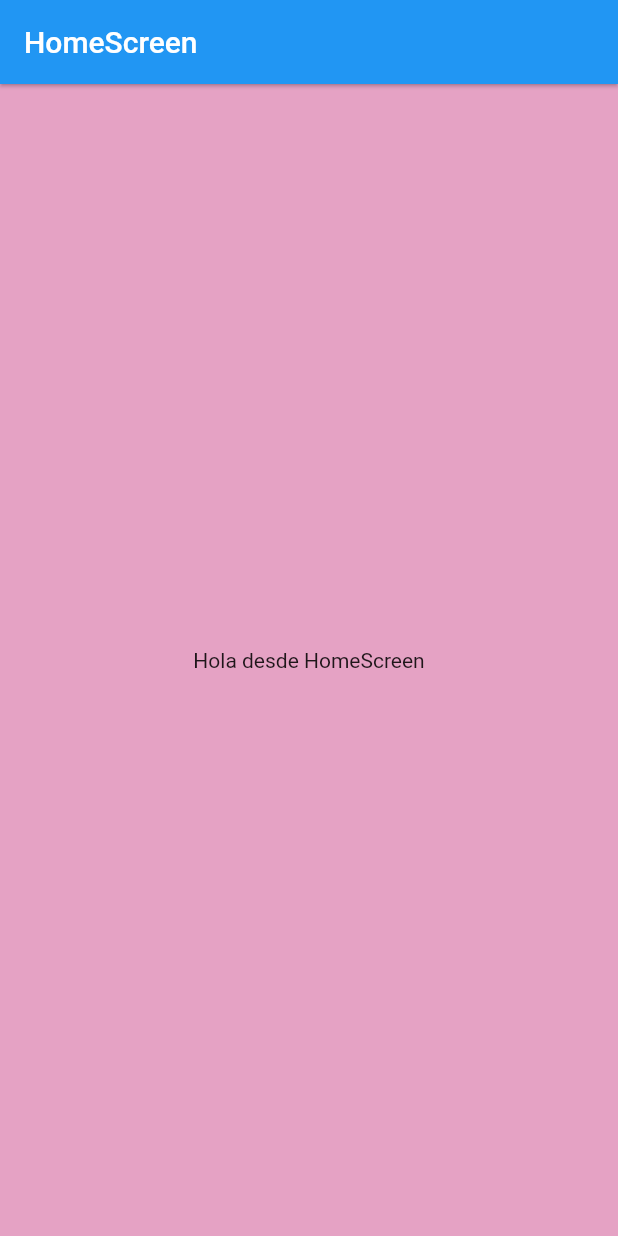
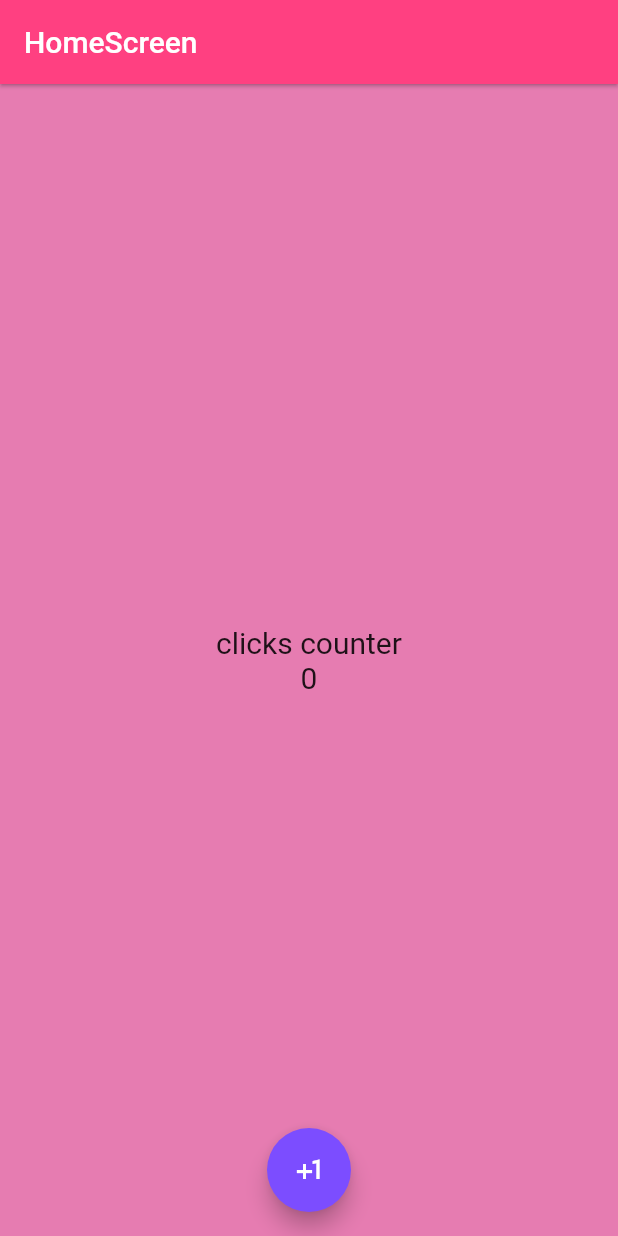
Before and after one commit to valfranciscangeli/counter_app2, a Flutter app: the screen it shows after launch, on a phone screen of 412 x 824 dp. Run offline on Flutter 3.47's test engine with Material 2 defaults, Android fonts, the light colour scheme and no system bars.

Commit message:
fin clase 52

```diff
--- a/lib/screens/home_screen.dart
+++ b/lib/screens/home_screen.dart
@@ -6,16 +6,42 @@ class HomeScreen extends StatelessWidget {
 
   @override
   Widget build(BuildContext context) {
+    var fontSize = const TextStyle(fontSize: 20);
+
     return Scaffold(
       // scaffold le da como un tema pa que se vea astetik
 
-      backgroundColor: const Color.fromARGB(255, 229, 162, 196),
+      backgroundColor: const Color.fromARGB(255, 230, 124, 177),
       appBar: AppBar(
+        backgroundColor: Colors.pinkAccent,
         title: const Text('HomeScreen'),
         elevation: 1.0, // si le damos mas deja una sombra
       ),
-      body: const Center(
-        child: Text('Hola desde HomeScreen'),
+      body: Center(
+        child: Column(
+          mainAxisAlignment: MainAxisAlignment.center,
+          crossAxisAlignment:
+              CrossAxisAlignment.center, // relativo al widget de mayor tamanho
+          children: [
+            // <widget> significa que todo lo que ponga dentro de las llaves debe ser un widget
+            Text(
+              'clicks counter',
+              style: fontSize,
+            ),
+            Text(
+              '0',
+              style: fontSize,
+            ),
+          ],
+        ),
+      ),
+      floatingActionButtonLocation: FloatingActionButtonLocation.centerFloat,
+      floatingActionButton: FloatingActionButton(
+        child: const Icon(Icons.plus_one),
+        onPressed: () {
+          print('Hola \n');
+        },
+        backgroundColor: Colors.deepPurpleAccent,
       ),
     );
   }
```
